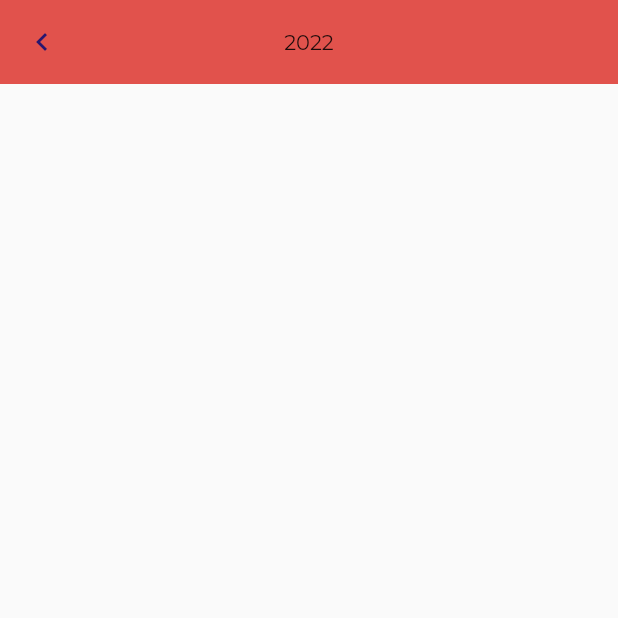
After one commit to Oluwaferanmi-Michael/Open-Heavens, a Flutter app: the Devotional screen opened by its route, on a phone screen of 412 x 824 dp, the top half of it. The commit adds this screen. Run offline on Flutter 3.47's test engine with Material 2 defaults, Android fonts, the phone set to English and light mode, and no system bars; statements that could not run were skipped; project files that could hold a hidden picture were left out.

Commit message:
Devotional Screen

```diff
--- /dev/null
+++ b/open_heavens/lib/Screens/Devotional/devotionalScreen.dart
@@ -0,0 +1,31 @@
+import 'package:flutter/material.dart';
+import 'package:open_heavens/util/constants.dart';
+
+class Devotional extends StatefulWidget {
+  const Devotional({ Key? key }) : super(key: key);
+
+  @override
+  _DevotionalState createState() => _DevotionalState();
+}
+
+class _DevotionalState extends State<Devotional> {
+  @override
+  Widget build(BuildContext context) {
+    return Scaffold(
+      body: SafeArea(
+        child: CustomScrollView(
+          slivers: [
+            SliverAppBar(
+              flexibleSpace: FlexibleSpaceBar(
+                background: Center(child: Expanded(child: Text('2022', maxLines: 2, style: headline1(context)))),
+              ),
+              leading: IconButton(onPressed: Navigator.of(context).pop, icon: const Icon(Icons.chevron_left)),
+              backgroundColor: red,
+
+            ),
+          ],
+        ),
+      )
+    );
+  }
+}
--- a/open_heavens/lib/Screens/Home/Home.dart
+++ b/open_heavens/lib/Screens/Home/Home.dart
@@ -1,6 +1,7 @@
 
 
 import 'package:flutter/material.dart';
+import 'package:open_heavens/Screens/Devotional/devotionalScreen.dart';
 import 'package:open_heavens/util/Widgets/appBar.dart';
 import 'package:open_heavens/util/constants.dart';
 
@@ -30,7 +31,9 @@ class _HomeState extends State<Home> {
             crossAxisAlignment: CrossAxisAlignment.start,
             children: [
 
-              SizedBox(
+              InkWell(
+                onTap: () => Navigator.pushNamed(context, '/devotional'),
+                child: SizedBox(
                   width: width(1, context),
                   height: 120,
                   child: Column(
@@ -42,6 +45,7 @@ class _HomeState extends State<Home> {
                       Text('Ad aliquip Lorem ea est eiusmod est deserunt. Veniam sunt commodo cupidatat in culpa do esse aliquip ex amet in proident. Dolor veniam nisi minim tempor consequat irure magna anim exercitation ea. Excepteur id cupidatat exercitation quis ut amet anim fugiat excepteur. Fugiat non exercitation tempor ea ea. Excepteur dolor cillum cupidatat cillum adipisicing consectetur officia qui. Duis laborum pariatur aliquip sunt aliqua ad culpa nostrud aliqua exercitation dolor qui.', overflow: TextOverflow.ellipsis, maxLines: 2, style: subtitle2(context),
                       )
                     ],
+                  ),
                 ),
               ),
 
--- a/open_heavens/lib/main.dart
+++ b/open_heavens/lib/main.dart
@@ -1,4 +1,5 @@
 import 'package:flutter/material.dart';
+import 'package:open_heavens/Screens/Devotional/devotionalScreen.dart';
 import 'package:open_heavens/Screens/navigation.dart';
 import 'package:open_heavens/util/constants.dart';
 
@@ -78,6 +79,9 @@ class MyApp extends StatelessWidget {
         // is not restarted.
         primarySwatch: Colors.blue,
       ),
+      routes: {
+        '/devotional' : (context) => const Devotional(),
+      },
       home: const Navigation(),
     );
   }
```
Also changed, not shown: 5 other files. Lines whose indentation alone changed are shown as unchanged.
